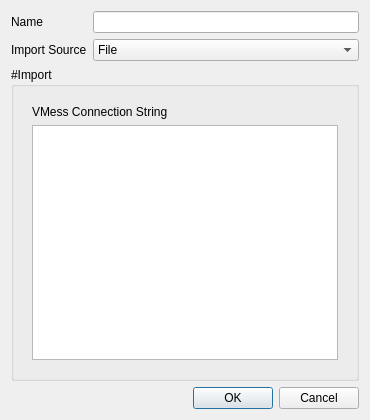
Before: the Qt Designer form src/ui/w_ImportConfig.ui in darsvador/qvssr, drawn with Qt 5.
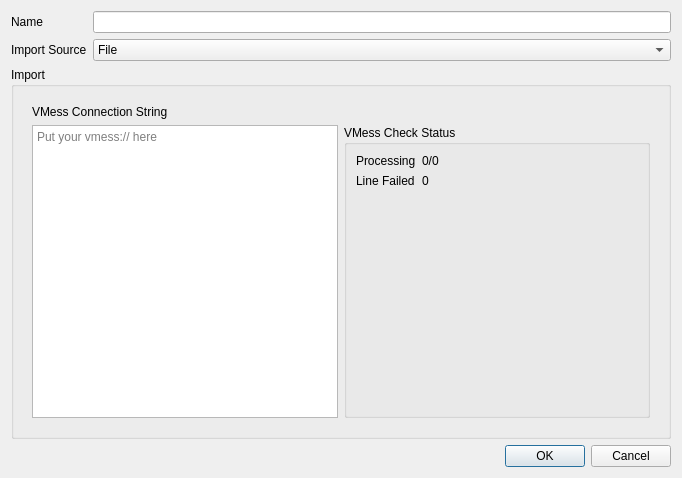
After: the same form once the commit is applied. The open tabs and pages were chosen to show the change.

Commit message: Some fixes and adds [fix] Fixed a Dark UI Chart bug [add] Added UISettings section in config [add] Standalone function for determining filename when saving config [fix] Pointer or references fix? [add] SOME UI for importing connections. [add] Duplicating Connection #69 LMAO [add] Prefrences window -> Forward Proxy #125 UI

```diff
--- a/src/ui/w_ImportConfig.ui
+++ b/src/ui/w_ImportConfig.ui
@@ -6,8 +6,8 @@
    <rect>
     <x>0</x>
     <y>0</y>
-    <width>370</width>
-    <height>420</height>
+    <width>682</width>
+    <height>478</height>
    </rect>
   </property>
   <property name="minimumSize">
@@ -16,12 +16,6 @@
     <height>420</height>
    </size>
   </property>
-  <property name="maximumSize">
-   <size>
-    <width>370</width>
-    <height>420</height>
-   </size>
-  </property>
   <property name="windowTitle">
    <string>Import file</string>
   </property>
@@ -86,7 +80,7 @@
    <item>
     <widget class="QGroupBox" name="groupBox">
      <property name="title">
-      <string>#Import</string>
+      <string>Import</string>
      </property>
      <layout class="QVBoxLayout" name="verticalLayout_4">
       <item>
@@ -138,7 +132,7 @@
          </layout>
         </widget>
         <widget class="QWidget" name="vmessPage">
-         <layout class="QVBoxLayout" name="verticalLayout_2" stretch="0,1">
+         <layout class="QVBoxLayout" name="verticalLayout_2">
           <item>
            <widget class="QLabel" name="label_3">
             <property name="text">
@@ -147,11 +141,52 @@
            </widget>
           </item>
           <item>
-           <widget class="QTextEdit" name="vmessConnectionStringTxt">
-            <property name="lineWrapMode">
-             <enum>QTextEdit::NoWrap</enum>
-            </property>
-           </widget>
+           <layout class="QHBoxLayout" name="horizontalLayout_3" stretch="1,1">
+            <item>
+             <widget class="QTextEdit" name="vmessConnectionStringTxt">
+              <property name="placeholderText">
+               <string>Put your vmess:// here</string>
+              </property>
+             </widget>
+            </item>
+            <item>
+             <widget class="QGroupBox" name="groupBox_2">
+              <property name="title">
+               <string>VMess Check Status</string>
+              </property>
+              <layout class="QFormLayout" name="formLayout_4">
+               <item row="0" column="0">
+                <widget class="QLabel" name="label_6">
+                 <property name="text">
+                  <string>Processing</string>
+                 </property>
+                </widget>
+               </item>
+               <item row="0" column="1">
+                <widget class="QLabel" name="label_9">
+                 <property name="text">
+                  <string>0/0</string>
+                 </property>
+                </widget>
+               </item>
+               <item row="1" column="0">
+                <widget class="QLabel" name="label_7">
+                 <property name="text">
+                  <string>Line Failed</string>
+                 </property>
+                </widget>
+               </item>
+               <item row="1" column="1">
+                <widget class="QLabel" name="label_8">
+                 <property name="text">
+                  <string>0</string>
+                 </property>
+                </widget>
+               </item>
+              </layout>
+             </widget>
+            </item>
+           </layout>
           </item>
          </layout>
         </widget>
```
Left out of the diff: 58 changed lines with no effect on the pictures. The commit also changes 17 other files.
